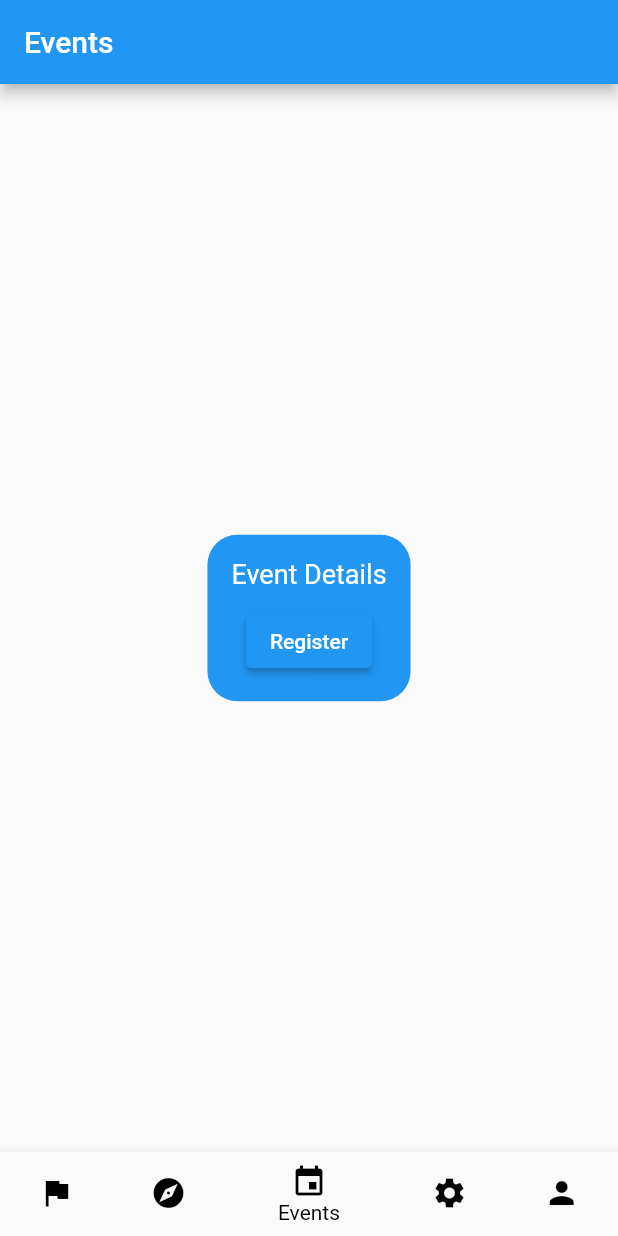
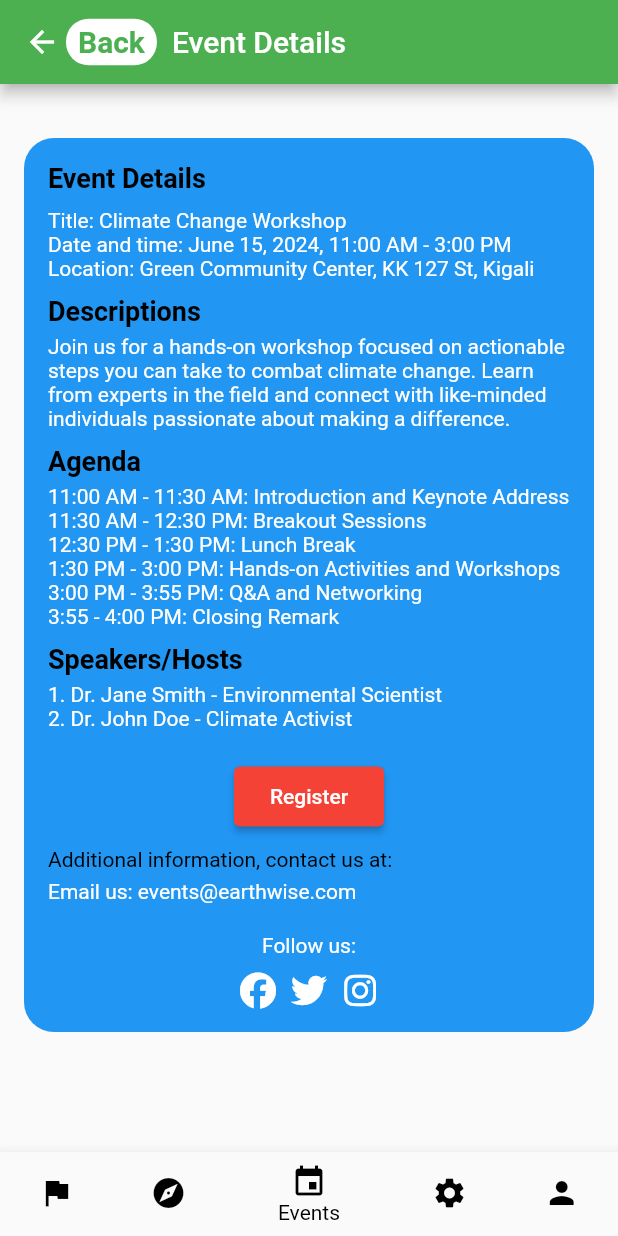
Before and after one commit to n-uwayo/earthwise-screens, a Flutter app: the screen it shows after launch, item 3 of the bottom bar chosen, on a phone screen of 412 x 824 dp. Run offline on Flutter 3.47's test engine with Material 2 defaults, Android fonts, the light colour scheme and no system bars; our stand-ins replace font_awesome_flutter; network calls fail.

Commit message:
event screen

```diff
--- a/lib/screens/events_screen.dart
+++ b/lib/screens/events_screen.dart
@@ -1,29 +1,163 @@
-// TODO Implement this library.
 import 'package:flutter/material.dart';
+import 'package:font_awesome_flutter/font_awesome_flutter.dart';
 
 class EventsScreen extends StatelessWidget {
   @override
   Widget build(BuildContext context) {
     return Scaffold(
-      appBar: AppBar(title: Text('Events')),
+      appBar: AppBar(
+        title: Row(
+          children: [
+            GestureDetector(
+              onTap: () {
+                Navigator.pop(context);
+              },
+              child: Row(
+                children: [
+                  Icon(Icons.arrow_back, color: Colors.white),
+                  SizedBox(width: 4),
+                  Container(
+                    padding: EdgeInsets.symmetric(horizontal: 8, vertical: 4),
+                    decoration: BoxDecoration(
+                      color: Colors.white,
+                      borderRadius: BorderRadius.circular(15),
+                    ),
+                    child: Text(
+                      'Back',
+                      style: TextStyle(color: Colors.green, fontWeight: FontWeight.bold),
+                    ),
+                  ),
+                ],
+              ),
+            ),
+            SizedBox(width: 10),
+            Text('Event Details'),
+          ],
+        ),
+        backgroundColor: Colors.green,
+      ),
       body: Center(
         child: Container(
-          margin: EdgeInsets.all(16.0),
+          width: 430,
+          height: 932,
+          padding: EdgeInsets.all(16.0),
+          child: SingleChildScrollView(
+            child: Column(
+              crossAxisAlignment: CrossAxisAlignment.center,
+              children: [
+                SizedBox(height: 20),
+                Container(
                   padding: EdgeInsets.all(16.0),
                   decoration: BoxDecoration(
                     color: Colors.blue,
                     borderRadius: BorderRadius.circular(20),
                   ),
                   child: Column(
-            mainAxisSize: MainAxisSize.min,
+                    crossAxisAlignment: CrossAxisAlignment.start,
                     children: [
-              Text('Event Details', style: TextStyle(color: Colors.white, fontSize: 18)),
+                      Text(
+                        'Event Details',
+                        style: TextStyle(color: Colors.black, fontSize: 18, fontWeight: FontWeight.bold),
+                      ),
                       SizedBox(height: 10),
-              ElevatedButton(onPressed: () {}, child: Text('Register')),
+                      Text(
+                        'Title: Climate Change Workshop\n'
+                        'Date and time: June 15, 2024, 11:00 AM - 3:00 PM\n'
+                        'Location: Green Community Center, KK 127 St, Kigali',
+                        style: TextStyle(color: Colors.white),
+                      ),
+                      SizedBox(height: 10),
+                      Text(
+                        'Descriptions',
+                        style: TextStyle(color: Colors.black, fontSize: 18, fontWeight: FontWeight.bold),
+                      ),
+                      SizedBox(height: 5),
+                      Text(
+                        'Join us for a hands-on workshop focused on actionable steps you can take to combat climate change. '
+                        'Learn from experts in the field and connect with like-minded individuals passionate about making a difference.',
+                        style: TextStyle(color: Colors.white),
+                      ),
+                      SizedBox(height: 10),
+                      Text(
+                        'Agenda',
+                        style: TextStyle(color: Colors.black, fontSize: 18, fontWeight: FontWeight.bold),
+                      ),
+                      SizedBox(height: 5),
+                      Text(
+                        '11:00 AM - 11:30 AM: Introduction and Keynote Address\n'
+                        '11:30 AM - 12:30 PM: Breakout Sessions\n'
+                        '12:30 PM - 1:30 PM: Lunch Break\n'
+                        '1:30 PM - 3:00 PM: Hands-on Activities and Workshops\n'
+                        '3:00 PM - 3:55 PM: Q&A and Networking\n'
+                        '3:55 - 4:00 PM: Closing Remark',
+                        style: TextStyle(color: Colors.white),
+                      ),
+                      SizedBox(height: 10),
+                      Text(
+                        'Speakers/Hosts',
+                        style: TextStyle(color: Colors.black, fontSize: 18, fontWeight: FontWeight.bold),
+                      ),
+                      SizedBox(height: 5),
+                      Text(
+                        '1. Dr. Jane Smith - Environmental Scientist\n'
+                        '2. Dr. John Doe - Climate Activist',
+                        style: TextStyle(color: Colors.white),
+                      ),
+                      SizedBox(height: 20),
+                      Center(
+                        child: ElevatedButton(
+                          onPressed: () {},
+                          child: Text('Register'),
+                          style: ElevatedButton.styleFrom(
+                            primary: Colors.red,
+                            padding: EdgeInsets.symmetric(horizontal: 24, vertical: 12),
+                          ),
+                        ),
+                      ),
+                      SizedBox(height: 10),
+                      Text(
+                        'Additional information, contact us at:',
+                        style: TextStyle(color: Colors.black),
+                      ),
+                      SizedBox(height: 5),
+                      Text(
+                        'Email us: events@earthwise.com',
+                        style: TextStyle(color: Colors.white),
+                      ),
+                      SizedBox(height: 20),
+                      Center(
+                        child: Column(
+                          children: [
+                            Text(
+                              'Follow us:',
+                              style: TextStyle(color: Colors.white),
+                            ),
+                            SizedBox(height: 10),
+                            Row(
+                              mainAxisAlignment: MainAxisAlignment.center,
+                              children: [
+                                Icon(FontAwesomeIcons.facebook, color: Colors.white),
+                                SizedBox(width: 10),
+                                Icon(FontAwesomeIcons.twitter, color: Colors.white),
+                                SizedBox(width: 10),
+                                Icon(FontAwesomeIcons.instagram, color: Colors.white),
                               ],
+                            ),
+                          ],
+                        ),
+                      ),
+                    ],
+                  ),
+                ),
+              ],
+            ),
           ),
         ),
       ),
     );
   }
 }
+
+void main() => runApp(MaterialApp(
+  home: EventsScreen(),
+));
--- a/pubspec.yaml
+++ b/pubspec.yaml
@@ -30,7 +30,7 @@
 dependencies:
   flutter:
     sdk: flutter
-
+  font_awesome_flutter: ^10.1.0
 
   # The following adds the Cupertino Icons font to your application.
   # Use with the CupertinoIcons class for iOS style icons.
```
Also changed, not shown: pubspec.lock. Lines whose indentation alone changed are shown as unchanged.
